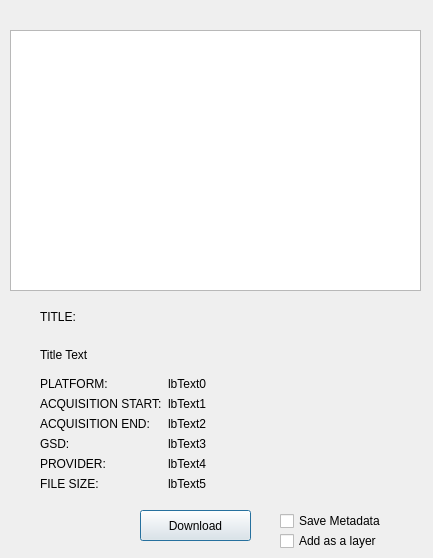
Above: OpenAerialMap/gui/ui/img_browser.ui from hotosm/oam-qgis-plugin before the change. Below: the same form after it.
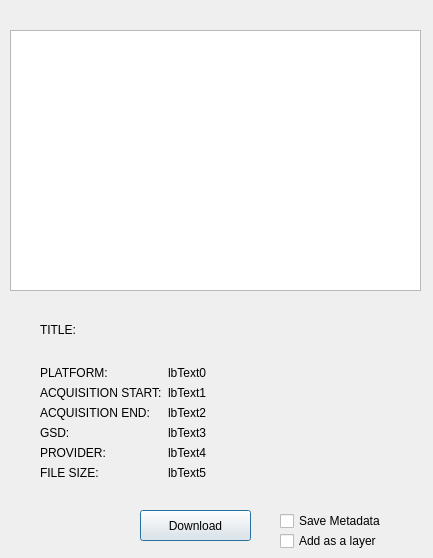
That is the form after the change.

Commit message: Modified GUI of image search dialog and image browser.

What changed in the file:
```diff
--- a/OpenAerialMap/gui/ui/img_browser.ui
+++ b/OpenAerialMap/gui/ui/img_browser.ui
@@ -74,15 +74,14 @@
    <layout class="QVBoxLayout" name="verticalLayout">
     <item>
      <widget class="QLabel" name="lbTitle">
-      <property name="text">
-       <string>TITLE:</string>
+      <property name="maximumSize">
+       <size>
+        <width>16777215</width>
+        <height>60</height>
+       </size>
       </property>
-     </widget>
-    </item>
-    <item>
-     <widget class="QLabel" name="lbTitleText">
       <property name="text">
-       <string>Title Text</string>
+       <string>TITLE:</string>
       </property>
      </widget>
     </item>
```
The commit also changes 4 other files.
